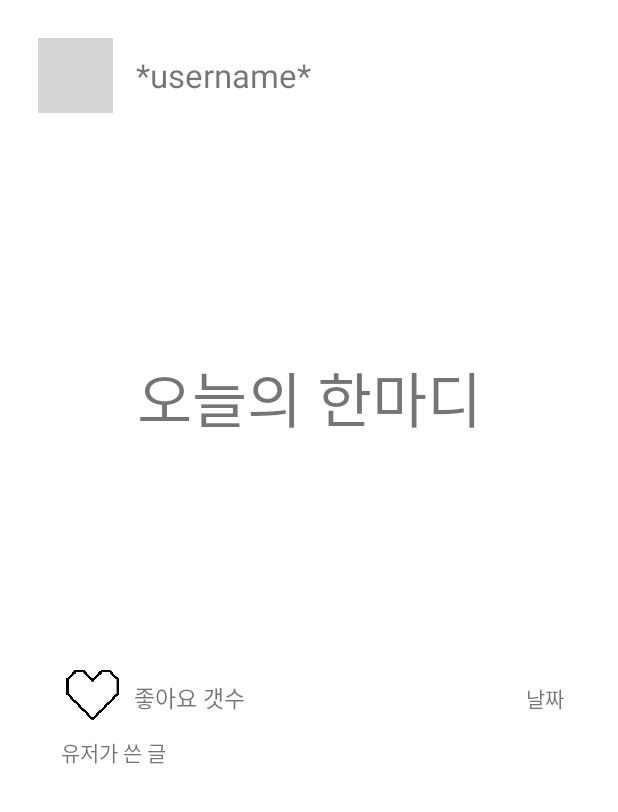
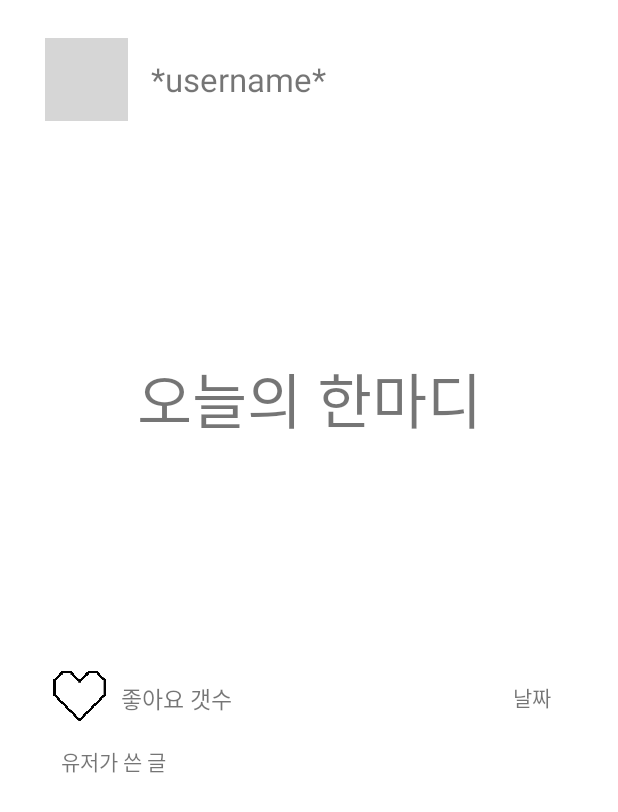
Before and after one commit to 2tle/Dalvodre, an Android app: the layout item_community.xml on its own in the app's theme, with its tools: preview values and no code run, on a phone screen of 412 x 824 dp. Shown: the top 812 px of the screen. Run offline under Robolectric (Android 15) with nearby library versions, the light colour scheme and no system bars; grey boxes are pictures that could not be loaded.

Commit message:
기타 수정

```diff
--- a/app/build.gradle
+++ b/app/build.gradle
@@ -63,4 +63,5 @@
     androidTestImplementation 'androidx.test.espresso:espresso-core:3.3.0'
     implementation 'com.github.bumptech.glide:glide:4.9.0'
     kapt 'com.github.bumptech.glide:compiler:4.9.0'
+    implementation 'de.hdodenhof:circleimageview:3.1.0'
 }
--- a/app/src/main/res/layout/item_community.xml
+++ b/app/src/main/res/layout/item_community.xml
@@ -6,17 +6,28 @@
     android:layout_height="match_parent"
     android:orientation="vertical"
     tools:context=".MainActivity">
+
     <LinearLayout
         android:layout_width="wrap_content"
         android:layout_height="wrap_content"
-        android:orientation="horizontal"
+        android:layout_marginLeft="30dp"
         android:layout_marginTop="25dp"
-        android:layout_marginLeft="25dp">
-        <ImageView
-            android:id="@+id/community_imageview"
-            android:layout_width="50dp"
-            android:layout_height="50dp"
-            android:src="@drawable/profile1" />
+        android:orientation="horizontal">
+
+        <androidx.cardview.widget.CardView
+            xmlns:app="http://schemas.android.com/apk/res-auto"
+            android:layout_width="55dp"
+            android:layout_height="55dp"
+            app:cardCornerRadius="20dp">
+
+            <ImageView
+                android:id="@+id/community_imageview"
+                android:layout_width="55dp"
+                android:layout_height="55dp"
+                android:scaleType="centerInside"
+                android:src="@drawable/profile1" />
+        </androidx.cardview.widget.CardView>
+
         <TextView
             android:id="@+id/community_username"
             android:layout_width="wrap_content"
@@ -24,64 +35,67 @@
             android:layout_gravity="center"
             android:layout_marginLeft="15dp"
             android:text="*username*"
-            android:textSize="22dp"/>
+            android:textSize="22dp" />
     </LinearLayout>
+
     <TextView
         android:id="@+id/community_text"
         android:layout_width="340dp"
         android:layout_height="340dp"
-        android:layout_marginTop="20dp"
+        android:layout_gravity="center"
+        android:layout_marginTop="15dp"
         android:background="@null"
         android:gravity="center"
-        android:layout_gravity="center"
         android:text="오늘의 한마디"
-        android:textSize="40dp"/>
+        android:textSize="40dp" />
 
     <LinearLayout
         android:layout_width="wrap_content"
         android:layout_height="wrap_content"
-        android:orientation="horizontal"
-        android:layout_marginLeft="34dp">
+        android:layout_marginLeft="25dp"
+        android:baselineAligned="false"
+        android:orientation="horizontal">
+
         <ImageButton
             android:id="@+id/community_imagebutton"
             android:layout_width="55dp"
             android:layout_height="55dp"
             android:backgroundTint="#00ff0000"
             android:scaleType="centerCrop"
-            android:src="@drawable/ic_heart"
-            />
+            android:src="@drawable/ic_heart" />
 
         <TextView
             android:id="@+id/community_like"
             android:layout_width="wrap_content"
             android:layout_height="wrap_content"
+            android:layout_marginTop="18dp"
             android:text="좋아요 갯수"
-            android:textSize="15sp"
-            android:layout_marginTop="18dp"/>
+            android:textSize="15sp" />
 
         <TextView
             android:id="@+id/community_date"
             android:layout_width="wrap_content"
             android:layout_height="wrap_content"
-            android:text="날짜"
+            android:layout_marginLeft="187dp"
             android:layout_marginTop="18dp"
-            android:layout_marginLeft="187dp"/>
+            android:text="날짜" />
     </LinearLayout>
 
     <TextView
         android:id="@+id/community_usertext"
         android:layout_width="330dp"
         android:layout_height="120dp"
-        android:text="유저가 쓴 글"
-        android:layout_gravity="center"/>
+        android:layout_marginTop="5dp"
+        android:layout_gravity="center"
+        android:text="유저가 쓴 글" />
 
     <TextView
         android:id="@+id/documentID"
-        android:text=""
-        app:layout_constraintLeft_toLeftOf="parent"
-        app:layout_constraintRight_toRightOf="parent"
-        app:layout_constraintBottom_toTopOf="@id/community_usertext"
         android:layout_width="wrap_content"
         android:layout_height="wrap_content"
-        android:visibility="gone" />
+        android:text=""
+        android:visibility="gone"
+        app:layout_constraintBottom_toTopOf="@id/community_usertext"
+        app:layout_constraintLeft_toLeftOf="parent"
+        app:layout_constraintRight_toRightOf="parent" />
 </LinearLayout>
--- a/app/src/main/res/layout/nav_header_main.xml
+++ b/app/src/main/res/layout/nav_header_main.xml
@@ -15,10 +15,10 @@
     tools:context=".NavHeaderActivity">
 
     <androidx.cardview.widget.CardView
+        xmlns:app="http://schemas.android.com/apk/res-auto"
         android:layout_width="60dp"
         android:layout_height="60dp"
         app:cardCornerRadius="20dp"
-        app:cardElevation="0dp"
         android:layout_gravity="center"
         >
         <ImageView
```
